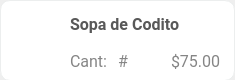
MrDanielG/IHC-ElPatio, file El-Patio/mesero/mesero_tarjeta_chica.ui: the form before one commit.
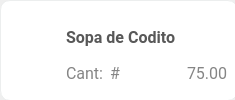
The form after the commit. Icons and pictures are not drawn.

What changed in the file:
```diff
--- a/El-Patio/mesero/mesero_tarjeta_chica.ui
+++ b/El-Patio/mesero/mesero_tarjeta_chica.ui
@@ -7,19 +7,19 @@
     <x>0</x>
     <y>0</y>
     <width>235</width>
-    <height>80</height>
+    <height>100</height>
    </rect>
   </property>
   <property name="minimumSize">
    <size>
     <width>235</width>
-    <height>80</height>
+    <height>100</height>
    </size>
   </property>
   <property name="maximumSize">
    <size>
     <width>235</width>
-    <height>80</height>
+    <height>100</height>
    </size>
   </property>
   <property name="windowTitle">
@@ -39,8 +39,8 @@
     <rect>
      <x>0</x>
      <y>0</y>
-     <width>235</width>
-     <height>81</height>
+     <width>238</width>
+     <height>101</height>
     </rect>
    </property>
    <property name="styleSheet">
@@ -53,20 +53,10 @@
    <property name="frameShadow">
     <enum>QFrame::Raised</enum>
    </property>
-   <widget class="QWidget" name="layoutWidget">
-    <property name="geometry">
-     <rect>
-      <x>10</x>
-      <y>10</y>
-      <width>211</width>
-      <height>65</height>
-     </rect>
-    </property>
-    <layout class="QHBoxLayout" name="horizontalLayout_6">
-     <property name="spacing">
-      <number>10</number>
-     </property>
-     <item>
+   <layout class="QGridLayout" name="gridLayout_2">
+    <item row="0" column="0">
+     <layout class="QGridLayout" name="gridLayout">
+      <item row="0" column="0">
       <widget class="QLabel" name="imgPlatillo">
        <property name="minimumSize">
         <size>
@@ -94,10 +84,16 @@
        </property>
       </widget>
      </item>
-     <item>
+      <item row="0" column="1">
       <layout class="QVBoxLayout" name="verticalLayout_4">
        <item>
         <widget class="QLabel" name="nombrePlatillo">
+          <property name="minimumSize">
+           <size>
+            <width>0</width>
+            <height>40</height>
+           </size>
+          </property>
          <property name="font">
           <font>
            <family>Roboto</family>
@@ -113,6 +109,9 @@
          <property name="text">
           <string>Sopa de Codito</string>
          </property>
+          <property name="wordWrap">
+           <bool>true</bool>
+          </property>
         </widget>
        </item>
        <item>
@@ -177,7 +176,7 @@
 </string>
            </property>
            <property name="text">
-            <string>$75.00</string>
+             <string>75.00</string>
            </property>
           </widget>
          </item>
@@ -186,7 +185,8 @@
       </layout>
      </item>
     </layout>
-   </widget>
+    </item>
+   </layout>
   </widget>
  </widget>
  <resources>
```
Lines whose indentation alone changed are shown as unchanged.
